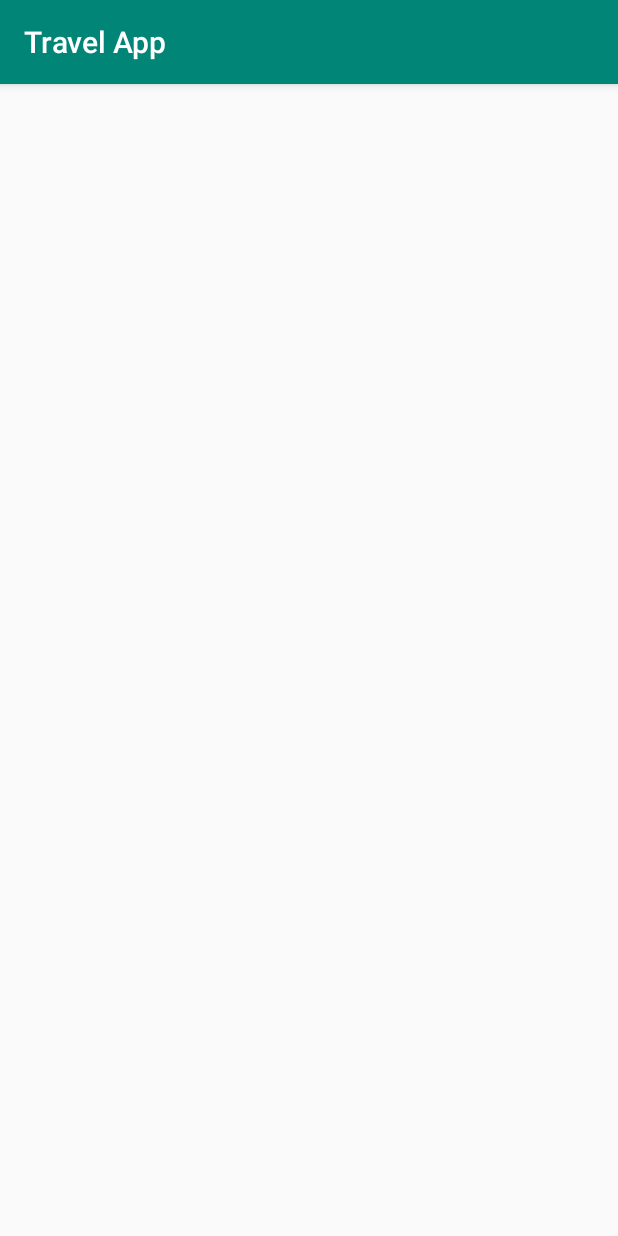
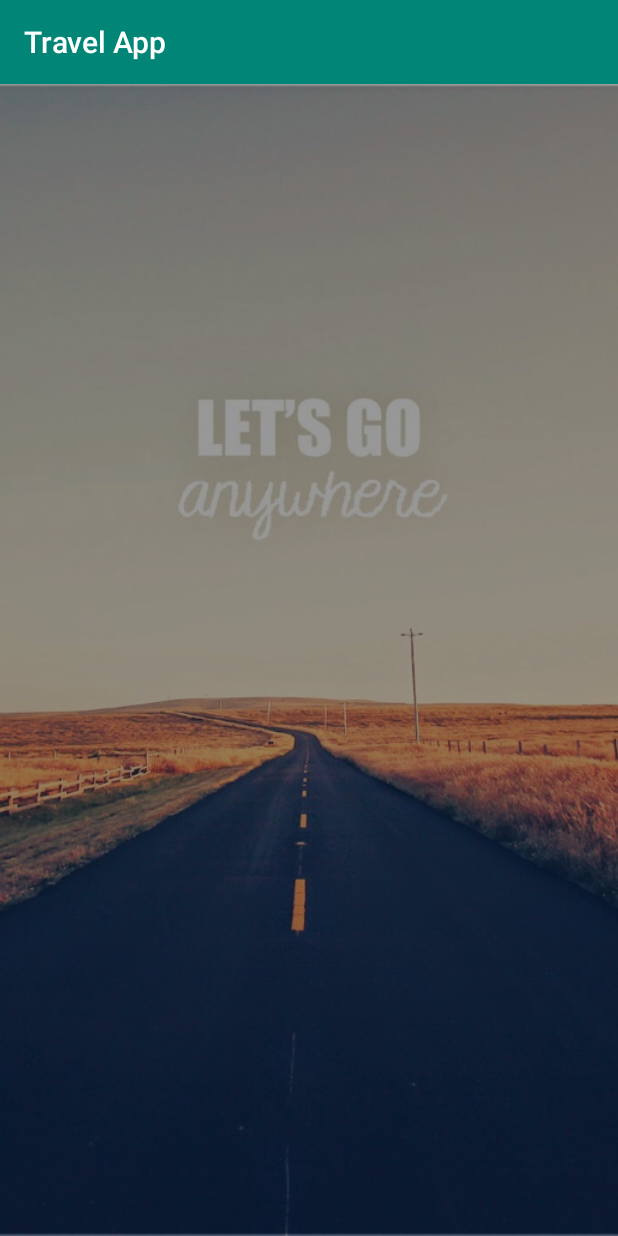
Before and after one commit to hercarr/travelapp, an Android app: the screen it shows after launch (WelcomeActivity), on a phone screen of 412 x 824 dp. Run offline under Robolectric (Android 15) with nearby library versions, the phone set to English and light mode, and no system bars.

Commit message:
welcome - bg image added

```diff
--- a/app/src/main/res/layout/activity_welcome.xml
+++ b/app/src/main/res/layout/activity_welcome.xml
@@ -6,4 +6,18 @@
     android:layout_height="match_parent"
     tools:context=".WelcomeActivity">
 
+    <ImageView
+        android:id="@+id/imageView"
+        android:layout_width="match_parent"
+        android:layout_height="match_parent"
+        android:adjustViewBounds="false"
+        android:contentDescription="@string/welcome_title"
+        android:cropToPadding="false"
+        android:scaleType="centerCrop"
+        app:layout_constraintBottom_toBottomOf="parent"
+        app:layout_constraintEnd_toEndOf="parent"
+        app:layout_constraintStart_toStartOf="parent"
+        app:layout_constraintTop_toTopOf="parent"
+        app:srcCompat="@drawable/bg_screen" />
+
 </android.support.constraint.ConstraintLayout>
--- a/app/src/main/res/values/strings.xml
+++ b/app/src/main/res/values/strings.xml
@@ -1,3 +1,5 @@
 <resources>
     <string name="app_name">Travel App</string>
+    <!-- welcome screen -->
+    <string name="welcome_title">Welcome</string>
 </resources>
```
